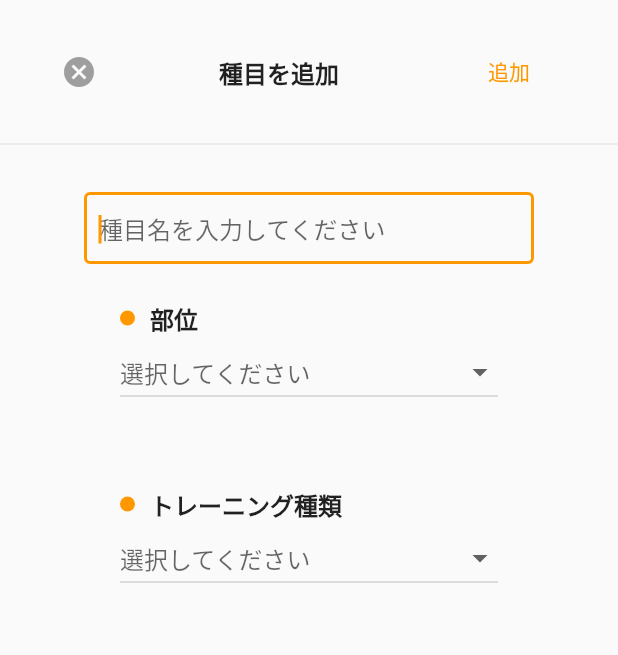
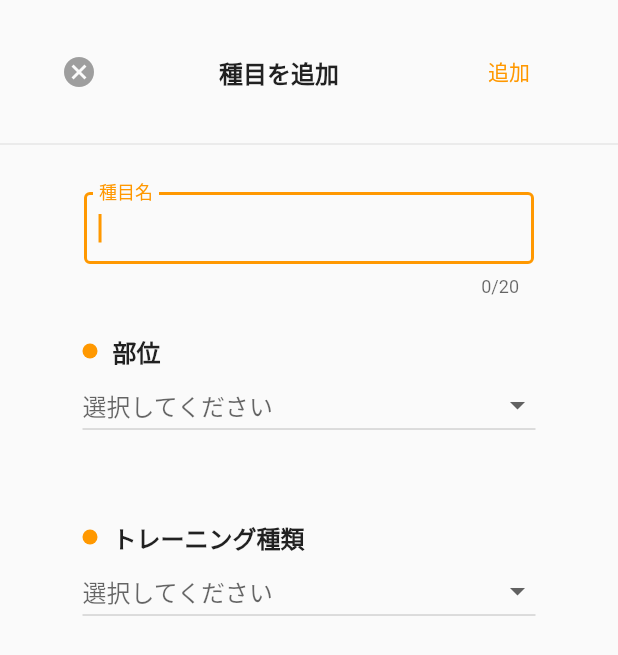
Before and after one commit to shimano-yuuki/Strength_Chronicle, a Flutter app: the BottomSheetWidget widget shown alone on an empty page, opened directly, on a phone screen of 412 x 824 dp. Shown: the top 655 px of the screen. Run offline on Flutter 3.47's test engine with Material 2 defaults, Android fonts, the phone set to English and light mode, and no system bars; our stand-ins replace animated_bottom_navigation_bar, flutter_riverpod, freezed_annotation, riverpod_annotation, table_calendar; generated files the repository leaves out were written again.

Commit message:
TextFormFieldの入力値チェックを追加

```diff
--- a/lib/view/memo_detail_page.dart
+++ b/lib/view/memo_detail_page.dart
@@ -1,5 +1,6 @@
 import 'package:flutter/material.dart';
 import 'package:flutter_riverpod/flutter_riverpod.dart';
+import 'package:workout_app/app.dart';
 import 'package:workout_app/model/memo_state.dart';
 import 'package:workout_app/view_model/memo_notifier.dart';
 
--- a/lib/view/widget/bottom_sheet.dart
+++ b/lib/view/widget/bottom_sheet.dart
@@ -6,63 +6,105 @@ import 'package:workout_app/view/widget/dropdown_button.dart';
 import 'package:workout_app/view_model/memo_notifier.dart';
 
 class BottomSheetWidget extends ConsumerWidget {
-  const BottomSheetWidget({Key? key}) : super(key: key);
+  BottomSheetWidget({Key? key}) : super(key: key);
+
+  final formKey = GlobalKey<FormState>();
 
   @override
   Widget build(BuildContext context, WidgetRef ref) {
     String? id = Uuid().v4();
     String title = ref.watch(textFromFieldProvider);
-    // String part = ref.watch(dropDownButtonProvider);
     String part = ref.watch(dropDownButtonProvider).part;
     String? type = ref.watch(dropDownButtonProvider).type;
     return Container(
       height: 600.0,
       color: Colors.transparent,
       child: Column(
+        mainAxisAlignment: MainAxisAlignment.center,
+        crossAxisAlignment: CrossAxisAlignment.center,
         children: [
-          const SizedBox(height: 24,),
+          const SizedBox(
+            height: 24,
+          ),
           Row(
             mainAxisAlignment: MainAxisAlignment.spaceAround,
             children: [
-              Icon(Icons.cancel,color: Colors.grey,),
-              Text('種目を追加',style: TextStyle(fontWeight: FontWeight.bold,fontSize: 16),),
-              TextButton(onPressed: (){
-                final memo = Memo(id: id, title: title, part: part, type: type);
+              Icon(
+                Icons.cancel,
+                color: Colors.grey,
+              ),
+              Text(
+                '種目を追加',
+                style: TextStyle(fontWeight: FontWeight.bold, fontSize: 16),
+              ),
+              TextButton(
+                onPressed: () {
+                  if (formKey.currentState!.validate()) {
+                    final memo =
+                        Memo(id: id, title: title, part: part, type: type);
                     ref.watch(memosProvider.notifier).addMemo(memo);
                     Navigator.of(context).pop();
-              }, child: Text('追加',style: TextStyle(color: Colors.orange)),)
+                  } else {
+                    ref.read(textFromFieldProvider.notifier).clearText();
+                  }
+                },
+                child: Text('追加', style: TextStyle(color: Colors.orange)),
+              )
             ],
           ),
-          const SizedBox(height: 16,),
-          Divider(
+          const SizedBox(
+            height: 16,
           ),
-          const SizedBox(height: 24,),
-          SizedBox(
+          Divider(),
+          const SizedBox(
+            height: 24,
+          ),
+          Form(
+            key: formKey,
+            child: SizedBox(
               width: 300,
               child: TextFormField(
-              onChanged: (String text){
+                keyboardType: TextInputType.text,
+                validator: (value) {
+                  if (value!.isEmpty) {
+                    return '種目名が入力されていません。';
+                  }
+                },
+                onChanged: (String text) {
                   ref.read(textFromFieldProvider.notifier).changeText(text);
                 },
                 autofocus: true,
+                maxLength: 20,
                 decoration: const InputDecoration(
                     contentPadding: EdgeInsets.all(10),
-                  hintText: '種目名を入力してください',
-                  border: OutlineInputBorder()
+                    labelText: '種目名',
+                    border: OutlineInputBorder()),
               ),
             ),
           ),
-          SizedBox(height: 24,),
-          Expanded(
+          SizedBox(
+            height: 24,
+          ),
+          const Expanded(
             child: SizedBox(
-              width: 300,
+              width: 350,
               child: Padding(
-                padding: const EdgeInsets.symmetric(horizontal: 24.0),
+                padding: EdgeInsets.symmetric(horizontal: 24.0),
                 child: Column(
                   children: [
-                    DropdownWidget(['胸','背中','腕','肩','脚','腹',], DropButtonType.part),
-                    SizedBox(height: 24,),
-                    DropdownWidget(['自重','フリーウェイト','マシン'],  DropButtonType.trainingType)
-                    // DropdownWidget(['胸','背中','腕','肩','脚','腹',], '部位'),
+                    DropdownWidget([
+                      '胸',
+                      '背中',
+                      '腕',
+                      '肩',
+                      '脚',
+                      '腹',
+                    ], DropButtonType.part),
+                    SizedBox(
+                      height: 24,
+                    ),
+                    DropdownWidget(
+                        ['自重', 'フリーウェイト', 'マシン'], DropButtonType.trainingType)
                   ],
                 ),
               ),
@@ -70,6 +112,7 @@ class BottomSheetWidget extends ConsumerWidget {
           ),
         ],
       ),
-    );;
+    );
+    ;
   }
 }
--- a/lib/view/widget/dropdown_button.dart
+++ b/lib/view/widget/dropdown_button.dart
@@ -2,36 +2,35 @@ import 'package:flutter/material.dart';
 import 'package:flutter_riverpod/flutter_riverpod.dart';
 import 'package:workout_app/view_model/memo_notifier.dart';
 
-enum DropButtonType{
-
+enum DropButtonType {
   part(name: '部位'),
   trainingType(name: 'トレーニング種類');
 
   const DropButtonType({required this.name});
+
   final String name;
 }
 
 class DropdownWidget extends ConsumerWidget {
-  const DropdownWidget(this.items,this.type, {super.key});
+  const DropdownWidget(this.items, this.type, {super.key});
 
-  final List<String>  items;
+  final List<String> items;
   final DropButtonType type;
 
-  String typeChecked(WidgetRef ref){
-    switch(type){
+  String typeChecked(WidgetRef ref) {
+    switch (type) {
       case DropButtonType.part:
-        print(ref.watch(dropDownButtonProvider).part);
         return ref.watch(dropDownButtonProvider).part;
       case DropButtonType.trainingType:
-        print(ref.watch(dropDownButtonProvider).type);
-
         return ref.watch(dropDownButtonProvider).type;
     }
   }
+
   @override
-  Widget build(BuildContext context,WidgetRef ref) {
-
-    String? value = type == DropButtonType.part ? ref.watch(dropDownButtonProvider).part : ref.watch(dropDownButtonProvider).type;
+  Widget build(BuildContext context, WidgetRef ref) {
+    String? value = type == DropButtonType.part
+        ? ref.watch(dropDownButtonProvider).part
+        : ref.watch(dropDownButtonProvider).type;
 
     return Container(
       height: 100,
@@ -43,12 +42,15 @@ class DropdownWidget extends ConsumerWidget {
                 width: 10,
                 height: 10,
                 decoration: const BoxDecoration(
-                    color: Colors.orange,
-                    shape: BoxShape.circle
+                    color: Colors.orange, shape: BoxShape.circle),
               ),
+              const SizedBox(
+                width: 10,
               ),
-              const SizedBox(width: 10,),
-              Text(type.name,style: TextStyle(fontSize: 16,fontWeight: FontWeight.bold),),
+              Text(
+                type.name,
+                style: TextStyle(fontSize: 16, fontWeight: FontWeight.bold),
+              ),
             ],
           ),
           DropdownButton(
@@ -58,12 +60,16 @@ class DropdownWidget extends ConsumerWidget {
                 .map((String list) =>
                     DropdownMenuItem(value: list, child: Text(list)))
                 .toList(),
-              onChanged: (String? newValue){
-                  switch(type){
+            onChanged: (String? newValue) {
+              switch (type) {
                 case DropButtonType.part:
-                      return ref.read(dropDownButtonProvider.notifier).selected(part: newValue);
+                  return ref
+                      .read(dropDownButtonProvider.notifier)
+                      .selected(part: newValue);
                 case DropButtonType.trainingType:
-                      return ref.read(dropDownButtonProvider.notifier).selected(type: newValue);
+                  return ref
+                      .read(dropDownButtonProvider.notifier)
+                      .selected(type: newValue);
               }
             },
             isExpanded: true,
--- a/lib/view_model/memo_notifier.dart
+++ b/lib/view_model/memo_notifier.dart
@@ -21,6 +21,9 @@ class TextFromField extends _$TextFromField {
   }
   void changeText(String text){
     state = text;
+  }
+  void clearText(){
+    state = '';
   }
 }
 
```
Also changed, not shown: lib/view/memo_page.dart (+26 -33 lines). Lines whose indentation alone changed are shown as unchanged.
